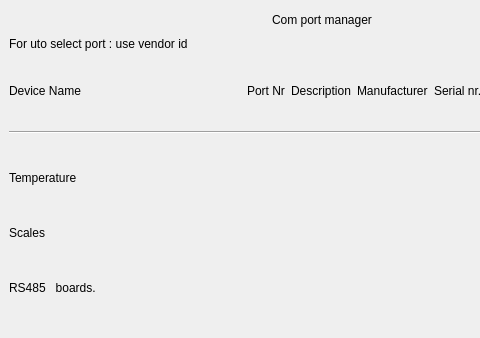
This is hwports.ui in kasarkonic/Sauka1 as Qt 5 draws it before an edit; both pictures show x 0 to 480 and y 0 to 338 of the 816 by 583 pixel window. The edited form follows.
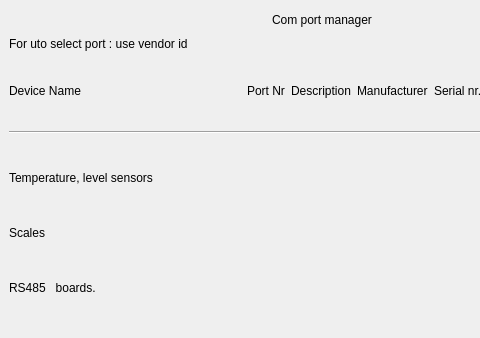
This is the edited form.

What changed in the file:
```diff
--- a/hwports.ui
+++ b/hwports.ui
@@ -411,7 +411,7 @@
         <item row="2" column="0">
          <widget class="QLabel" name="label_35">
           <property name="text">
-           <string>Temperature</string>
+           <string>Temperature, level sensors</string>
           </property>
          </widget>
         </item>
```
Left out of the diff: 2 changed lines with no effect on the pictures.
